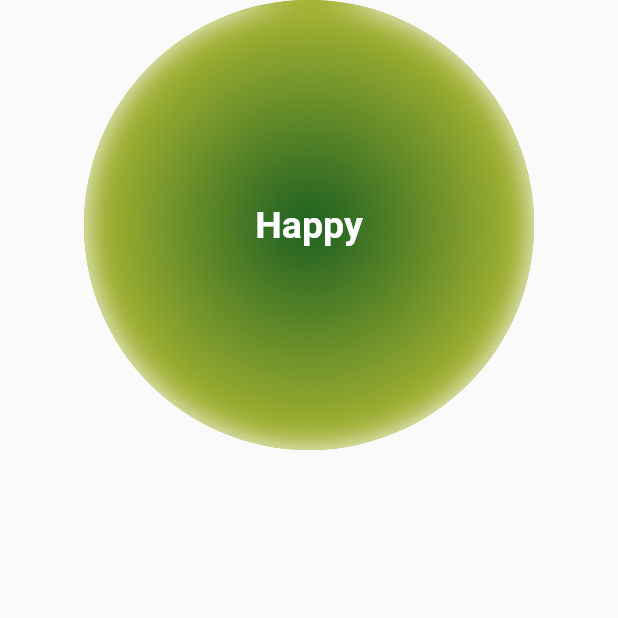
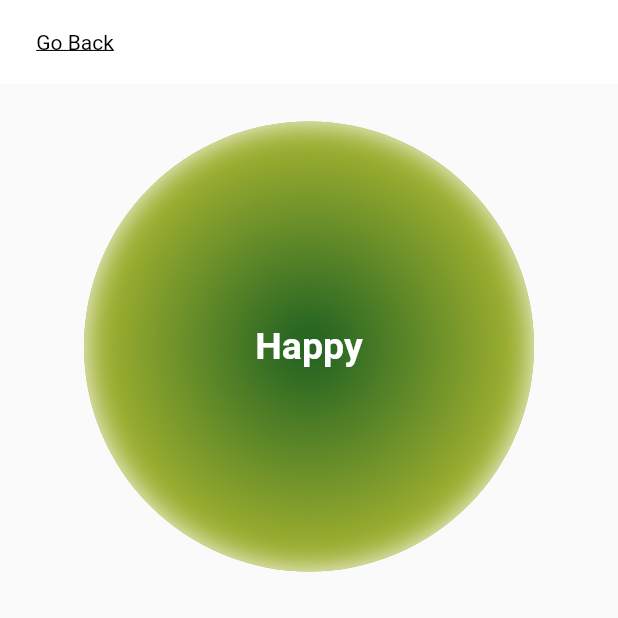
Before and after one commit to timsedev/mooodify, a Flutter app: the StatsView screen opened by its route, on a phone screen of 412 x 824 dp, the top half of it. Run offline on Flutter 3.47's test engine with Material 2 defaults, Android fonts, the phone set to English and light mode, and no system bars; our stand-ins replace stacked, stacked_services, stacked_shared, table_calendar.

```diff
--- a/mooodify/lib/ui/views/stats/stats_view.dart
+++ b/mooodify/lib/ui/views/stats/stats_view.dart
@@ -2,6 +2,7 @@ import 'dart:ui';
 
 import 'package:flutter/material.dart';
 import 'package:mooodify/core/models/mood.dart';
+import 'package:mooodify/ui/common/ui_helpers.dart';
 import 'package:stacked/stacked.dart';
 
 import 'stats_viewmodel.dart';
@@ -16,10 +17,12 @@ class StatsView extends StackedView<StatsViewModel> {
     Widget? child,
   ) {
     return Scaffold(
+      appBar: _buildAppBar(context, viewModel),
       body: SafeArea(
         child: Column(
           crossAxisAlignment: CrossAxisAlignment.center,
           children: [
+            verticalSpaceMedium,
             _buildMoodOrbit(
                 context, viewModel, Mood.happy), // temporarily happy ;)
           ],
@@ -33,6 +36,29 @@ class StatsView extends StackedView<StatsViewModel> {
     BuildContext context,
   ) =>
       StatsViewModel();
+
+  AppBar _buildAppBar(BuildContext context, StatsViewModel viewModel) {
+    return AppBar(
+      leadingWidth: 100,
+      leading: GestureDetector(
+        onTap: viewModel.navBack,
+        child: const Padding(
+          padding: EdgeInsets.all(10),
+          child: Center(
+            child: Text(
+              'Go Back',
+              style: TextStyle(
+                color: Colors.black,
+                decoration: TextDecoration.underline,
+              ),
+            ),
+          ),
+        ),
+      ),
+      backgroundColor: Colors.white,
+      elevation: 0,
+    );
+  }
 
   Widget _buildMoodOrbit(
       BuildContext context, StatsViewModel viewModel, Mood mood) {
--- a/mooodify/lib/ui/views/stats/stats_viewmodel.dart
+++ b/mooodify/lib/ui/views/stats/stats_viewmodel.dart
@@ -1,3 +1,11 @@
+import 'package:mooodify/app/app.locator.dart';
 import 'package:stacked/stacked.dart';
+import 'package:stacked_services/stacked_services.dart';
 
-class StatsViewModel extends BaseViewModel {}
+class StatsViewModel extends BaseViewModel {
+  final _navigationService = locator<NavigationService>();
+
+  void navBack() {
+    _navigationService.back();
+  }
+}
```
